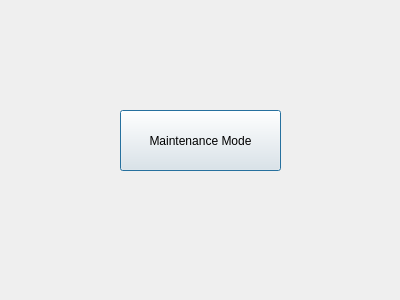
marmysl/ece1140, file CTCOffice/ctcoffice/maintenance.ui: the form before one commit.
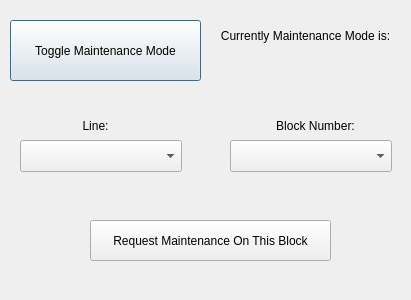
The form after the commit.

Commit message: Maitenance mode Ui works, cleaned up entire UI

```diff
--- a/CTCOffice/ctcoffice/maintenance.ui
+++ b/CTCOffice/ctcoffice/maintenance.ui
@@ -6,7 +6,7 @@
    <rect>
     <x>0</x>
     <y>0</y>
-    <width>400</width>
+    <width>411</width>
     <height>300</height>
    </rect>
   </property>
@@ -16,17 +16,123 @@
   <widget class="QPushButton" name="btnMM">
    <property name="geometry">
     <rect>
-     <x>120</x>
-     <y>110</y>
-     <width>161</width>
+     <x>10</x>
+     <y>20</y>
+     <width>191</width>
      <height>61</height>
     </rect>
    </property>
    <property name="text">
-    <string>Maintenance Mode</string>
+    <string>Toggle Maintenance Mode</string>
    </property>
    <property name="checkable">
-    <bool>true</bool>
+    <bool>false</bool>
+   </property>
+  </widget>
+  <widget class="QComboBox" name="comboBlocks">
+   <property name="geometry">
+    <rect>
+     <x>230</x>
+     <y>140</y>
+     <width>162</width>
+     <height>32</height>
+    </rect>
+   </property>
+   <property name="editable">
+    <bool>false</bool>
+   </property>
+  </widget>
+  <widget class="QPushButton" name="btnSendM">
+   <property name="geometry">
+    <rect>
+     <x>90</x>
+     <y>220</y>
+     <width>241</width>
+     <height>41</height>
+    </rect>
+   </property>
+   <property name="text">
+    <string>Request Maintenance On This Block</string>
+   </property>
+   <property name="checkable">
+    <bool>false</bool>
+   </property>
+  </widget>
+  <widget class="QLabel" name="lblBlock">
+   <property name="geometry">
+    <rect>
+     <x>260</x>
+     <y>110</y>
+     <width>111</width>
+     <height>31</height>
+    </rect>
+   </property>
+   <property name="text">
+    <string>Block Number:</string>
+   </property>
+   <property name="alignment">
+    <set>Qt::AlignCenter</set>
+   </property>
+  </widget>
+  <widget class="QLabel" name="lblLine">
+   <property name="geometry">
+    <rect>
+     <x>40</x>
+     <y>110</y>
+     <width>111</width>
+     <height>31</height>
+    </rect>
+   </property>
+   <property name="text">
+    <string>Line:</string>
+   </property>
+   <property name="alignment">
+    <set>Qt::AlignCenter</set>
+   </property>
+  </widget>
+  <widget class="QComboBox" name="comboLine">
+   <property name="geometry">
+    <rect>
+     <x>20</x>
+     <y>140</y>
+     <width>162</width>
+     <height>32</height>
+    </rect>
+   </property>
+   <property name="editable">
+    <bool>false</bool>
+   </property>
+  </widget>
+  <widget class="QLabel" name="lblMain">
+   <property name="geometry">
+    <rect>
+     <x>210</x>
+     <y>20</y>
+     <width>191</width>
+     <height>31</height>
+    </rect>
+   </property>
+   <property name="text">
+    <string>Currently Maintenance Mode is:</string>
+   </property>
+   <property name="alignment">
+    <set>Qt::AlignCenter</set>
+   </property>
+  </widget>
+  <widget class="QLabel" name="lblMainStatus">
+   <property name="geometry">
+    <rect>
+     <x>260</x>
+     <y>50</y>
+     <width>91</width>
+     <height>31</height>
+    </rect>
+   </property>
+   <property name="text">
+    <string/>
+   </property>
+   <property name="alignment">
+    <set>Qt::AlignCenter</set>
    </property>
   </widget>
  </widget>
```
Left out of the diff: 2 changed lines with no effect on the pictures. The commit also changes 7 other files.
